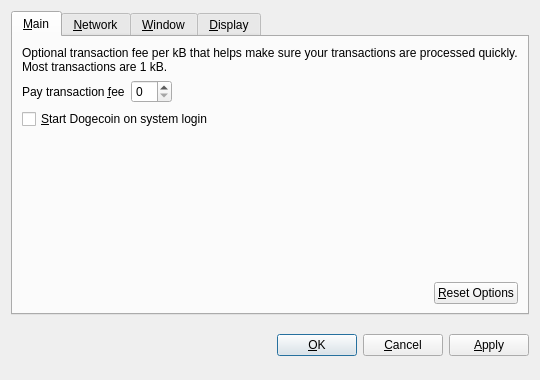
The window that src/qt/forms/optionsdialog.ui (alexwasspammed/test1) describes before a commit, drawn with Qt 5.
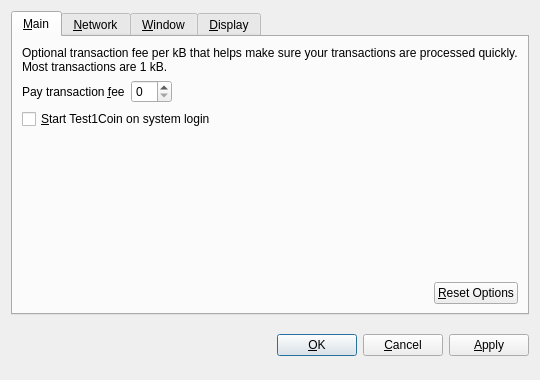
The same window after the commit. Custom widgets are drawn as their Qt base class.

The edit to the form file:
```diff
--- a/src/qt/forms/optionsdialog.ui
+++ b/src/qt/forms/optionsdialog.ui
@@ -82,7 +82,7 @@
           <string>Automatically start Dogecoin after logging in to the system.</string>
          </property>
          <property name="text">
-          <string>&amp;Start Dogecoin on system login</string>
+          <string>&amp;Start Test1Coin on system login</string>
          </property>
         </widget>
        </item>
```
Left out of the diff: 10 changed lines with no effect on the pictures.
